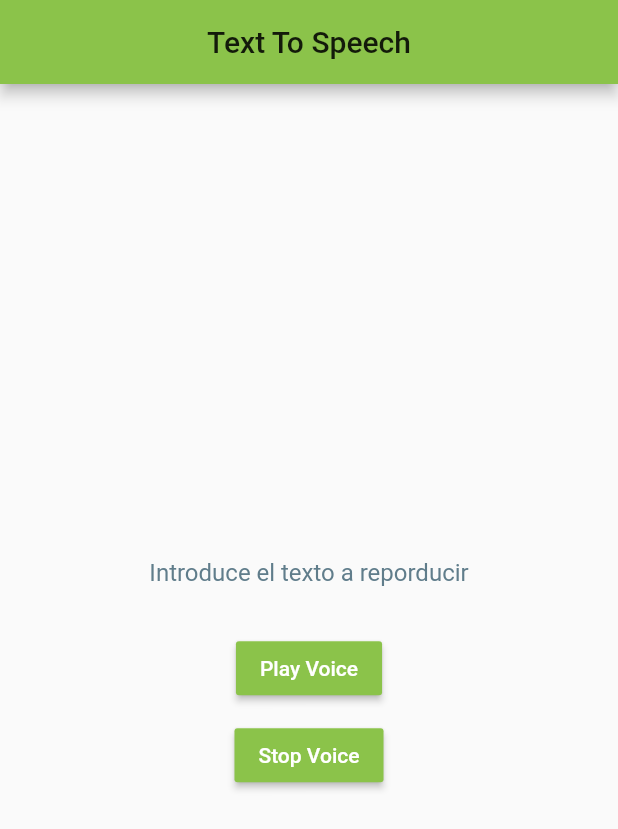
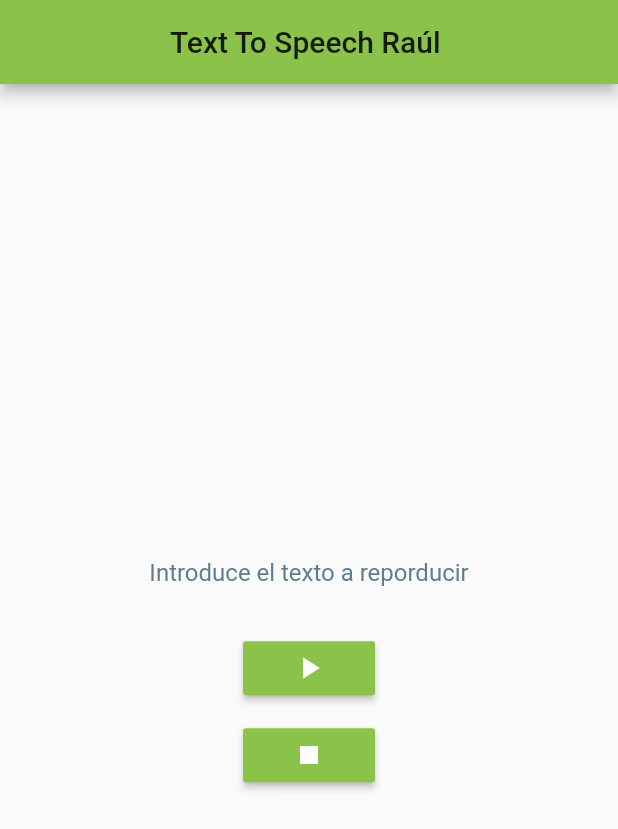
Before and after one commit to xRulo/Text-To-Speech, a Flutter app: the screen it shows after launch, on a phone screen of 412 x 824 dp. Shown: the top 829 px of the screen. Run offline on Flutter 3.47's test engine with Material 2 defaults, Android fonts, the phone set to English and light mode, and no system bars; missing offline and left inert: flutter_text_to_speech.

Commit message:
Añadido botones al play y al stop

```diff
--- a/lib/main.dart
+++ b/lib/main.dart
@@ -13,7 +13,7 @@ class MyApp extends StatelessWidget {
       theme: ThemeData(
         primarySwatch: Colors.lightGreen,
       ),
-      home: MyHomePage(title: 'Text To Speech'),
+      home: MyHomePage(title: 'Text To Speech Raúl '),
     );
   }
 }
@@ -87,7 +87,7 @@ class _MyHomePageState extends State<MyHomePage> {
             RaisedButton(
               onPressed: _playVoice,
               color: Colors.lightGreen,
-              child: Text('Play Voice'),
+              child: Icon(Icons.play_arrow),
               hoverColor: Colors.green,
               textColor: Colors.white,
             ),
@@ -97,7 +97,7 @@ class _MyHomePageState extends State<MyHomePage> {
             RaisedButton(
               onPressed: _stopVoice,
               color: Colors.lightGreen,
-              child: Text('Stop Voice'),
+              child: Icon(Icons.stop),
               hoverColor: Colors.green,
               textColor: Colors.white,
             ),
```
